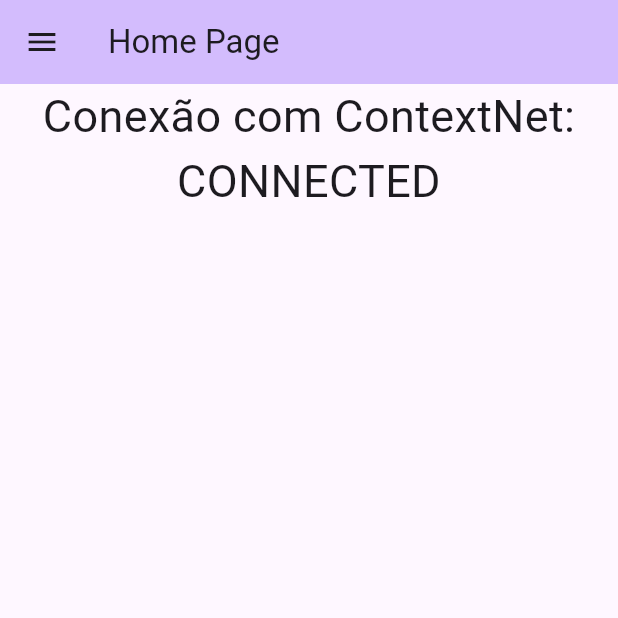
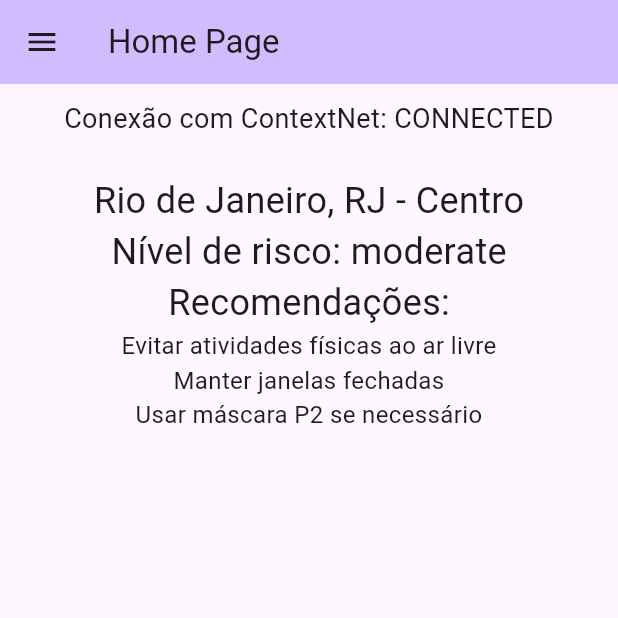
Before and after one commit to AirQyMo/Mobile-Client, a Flutter app: the screen it shows after launch, on a phone screen of 412 x 824 dp, the top half of it. Run offline on Flutter 3.47's test engine with Material 3 defaults, Android fonts, the phone set to English and light mode, and no system bars.

Commit message:
Home page shows received message from ContextNet with mock

```diff
--- a/lib/home_page/home_page_view.dart
+++ b/lib/home_page/home_page_view.dart
@@ -19,6 +19,7 @@ class _HomePageViewState extends State<HomePageView> {
     super.initState();
     homePageViewModel = HomePageViewModel();
     homePageViewModel.startConnectionStatus();
+    homePageViewModel.receiveMessage();
   }
 
   @override
@@ -58,16 +59,53 @@ class _HomePageViewState extends State<HomePageView> {
       body: Center(
         child: Column(
           children: [
+            SizedBox(height: 10),
             ChangeNotifierProvider.value(
               value: homePageViewModel,
               child: Consumer<HomePageViewModel>(
                 builder: (context, vm, child) {
                   return Text(
                     'Conexão com ContextNet: ${vm.connectionStatus}',
-                    style: TextStyle(fontSize: 30),
+                    style: TextStyle(fontSize: 18),
                     textAlign: TextAlign.center,
                   );
                 },
+              ),
+            ),
+            Expanded(
+              child: ChangeNotifierProvider.value(
+                value: homePageViewModel,
+                child: Consumer<HomePageViewModel>(
+                  builder: (context, vm, child) {
+                    if (vm.message.entries.isEmpty) return Text('Vazio');
+                    return Column(
+                      children: [
+                        SizedBox(height: 25),
+                        Text(
+                          vm.message['location']['address'],
+                          style: TextStyle(fontSize: 24),
+                        ),
+                        Text(
+                          'Nível de risco: ${vm.message['risk_level']}',
+                          style: TextStyle(fontSize: 24),
+                        ),
+                        Text('Recomendações:', style: TextStyle(fontSize: 24)),
+                        Expanded(
+                          child: ListView.builder(
+                            itemCount: vm.message['recommendations'].length,
+                            itemBuilder: (context, index) {
+                              return Text(
+                                vm.message['recommendations'][index],
+                                textAlign: TextAlign.center,
+                                style: TextStyle(fontSize: 16),
+                              );
+                            },
+                          ),
+                        ),
+                      ],
+                    );
+                  },
+                ),
               ),
             ),
           ],
--- a/lib/home_page/home_page_view_model.dart
+++ b/lib/home_page/home_page_view_model.dart
@@ -2,27 +2,45 @@ import 'dart:async';
 
 import 'package:flutter/material.dart';
 import 'package:mobile_client/mocks/mock_connection_status.dart';
+import 'package:mobile_client/mocks/mock_message_received.dart';
 
 class HomePageViewModel extends ChangeNotifier {
   final MockConnectionStatus _mockConnectionStatus = MockConnectionStatus();
-  StreamSubscription<String>? _streamSubscription;
+  StreamSubscription<String>? statusStreamSubscription;
   String _connectionStatus = "DISCONNECTED";
 
+  final MockMessageReceived _mockMessageReceived = MockMessageReceived();
+  StreamSubscription<Map<String, dynamic>>? messageStreamSubscription;
+  Map<String, dynamic> _message = {};
+
   String get connectionStatus => _connectionStatus;
+  Map<String, dynamic> get message => _message;
 
   void startConnectionStatus() {
     _mockConnectionStatus.connectionCycle();
     notifyListeners();
-    _streamSubscription = _mockConnectionStatus.onConnectionStatusChanged
+    statusStreamSubscription = _mockConnectionStatus.onConnectionStatusChanged
         .listen((status) {
           _connectionStatus = status;
           notifyListeners();
         });
   }
 
+  void receiveMessage() {
+    _mockMessageReceived.receiveMessage();
+    notifyListeners();
+    messageStreamSubscription = _mockMessageReceived.onMessageReceived.listen((
+      message,
+    ) {
+      _message = message;
+      notifyListeners();
+    });
+  }
+
   @override
   void dispose() {
-    _streamSubscription?.cancel();
+    statusStreamSubscription?.cancel();
+    messageStreamSubscription?.cancel();
     super.dispose();
   }
 }
--- /dev/null
+++ b/lib/mocks/mock_message_received.dart
@@ -0,0 +1,39 @@
+import 'dart:async';
+
+class MockMessageReceived {
+  final StreamController<Map<String, dynamic>> _controller =
+      StreamController.broadcast();
+
+  Stream<Map<String, dynamic>> get onMessageReceived => _controller.stream;
+
+  void receiveMessage() {
+    final message = {
+      "alert_id": "alert_1705312200000",
+      "timestamp": "2024-01-15T10:30:00Z",
+      "location": {
+        "latitude": -23.5505,
+        "longitude": -46.6333,
+        "address": "Rio de Janeiro, RJ - Centro",
+      },
+      "risk_level": "moderate",
+      "affected_diseases": [
+        {
+          "disease": "Asma",
+          "pollutant": "PM2.5",
+          "current_level": 45.2,
+          "threshold": 35.4,
+          "risk_factor": 1.28,
+        },
+      ],
+      "recommendations": [
+        "Evitar atividades físicas ao ar livre",
+        "Manter janelas fechadas",
+        "Usar máscara P2 se necessário",
+      ],
+    };
+
+    Timer(Duration(seconds: 5), () {
+      _controller.add(message);
+    });
+  }
+}
```
